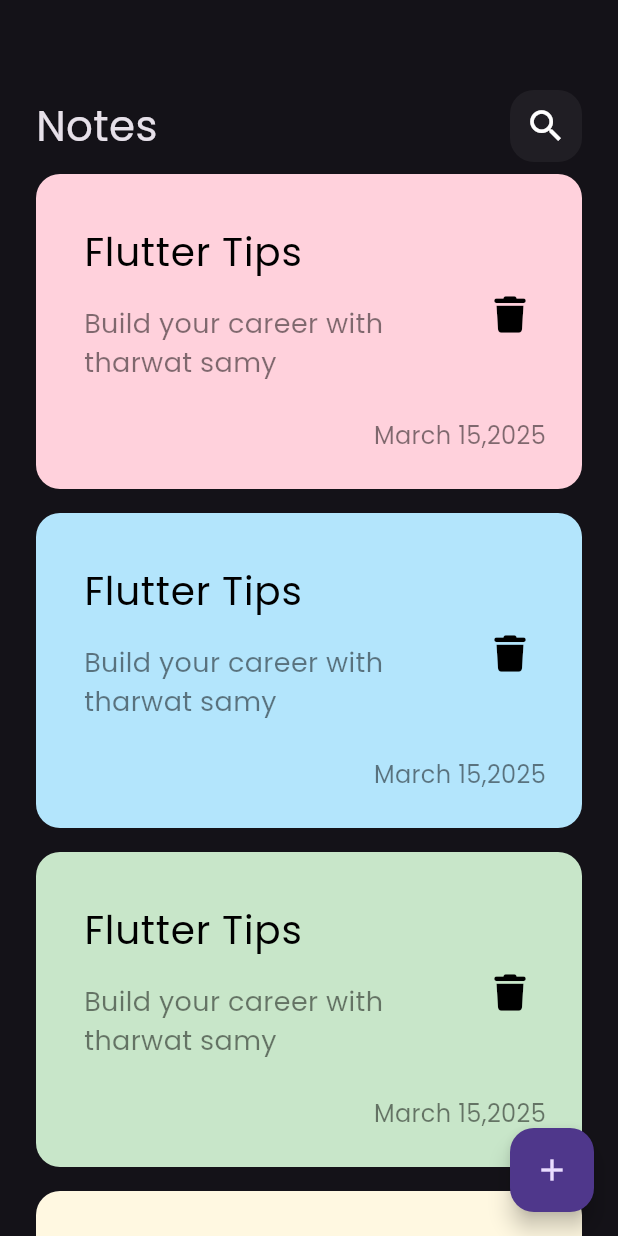
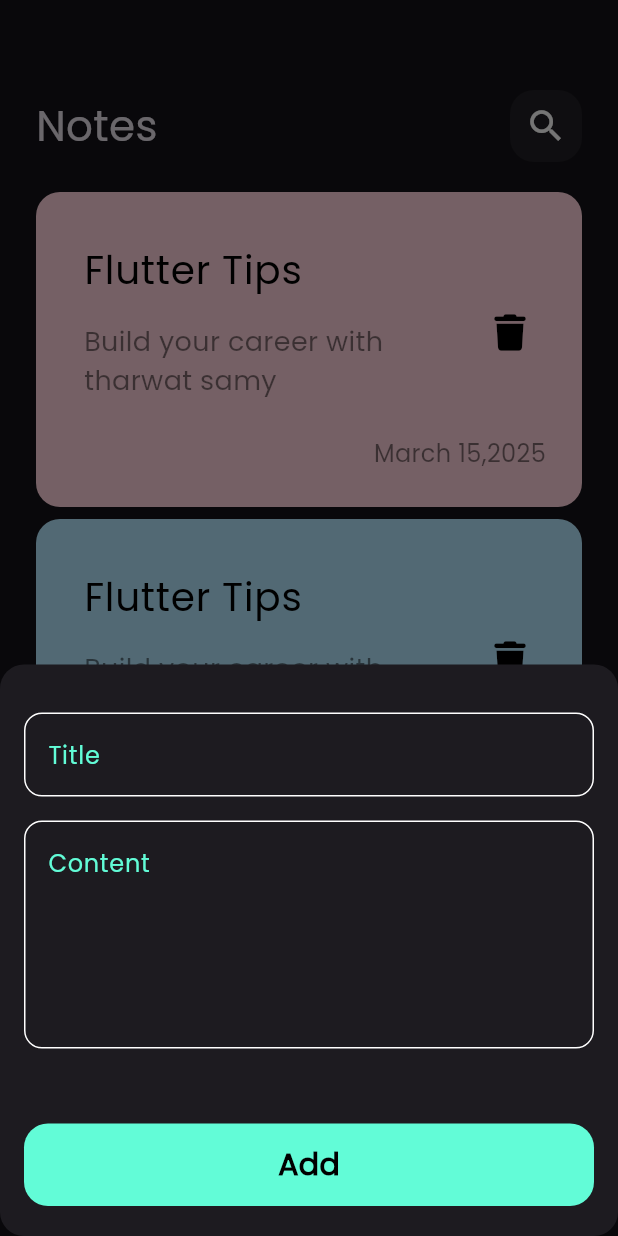
Before and after one commit to fatma-gelil/Notes_App, a Flutter app: the screen it shows after launch, after a tap on the "add" icon, on a phone screen of 412 x 824 dp. Run offline on Flutter 3.47's test engine with Material 3 defaults, Android fonts, the phone set to English and light mode, and no system bars; our stand-ins replace font_awesome_flutter.

Commit message:
add notes bottom sheet

```diff
--- /dev/null
+++ b/lib/constants.dart
@@ -0,0 +1,3 @@
+import 'package:flutter/material.dart';
+
+const kprimaryColor=  Color(0xff62FCD7);
--- a/lib/views/notes_view.dart
+++ b/lib/views/notes_view.dart
@@ -1,4 +1,5 @@
 import 'package:flutter/material.dart';
+import 'package:notes_app/widgets/add_note_buttom_sheet.dart';
 import 'package:notes_app/widgets/notes_view_body.dart';
 
 class NotesView extends StatelessWidget {
@@ -9,7 +10,16 @@ class NotesView extends StatelessWidget {
     return Scaffold(
       body: const NotesViewBody(),
       floatingActionButton: FloatingActionButton(
-        onPressed: () {},
+        shape: const CircleBorder(),
+        onPressed: () {
+          showModalBottomSheet(
+            shape: RoundedRectangleBorder(borderRadius: BorderRadius.circular(16)),
+            context: context,
+            builder: (context) {
+              return const AddNoteButtomSheet();
+            },
+          );
+        },
         child: const Icon(Icons.add),
       ),
     );
--- /dev/null
+++ b/lib/widgets/add_note_buttom_sheet.dart
@@ -0,0 +1,38 @@
+import 'package:flutter/material.dart';
+import 'package:notes_app/widgets/custom_add_button.dart';
+import 'package:notes_app/widgets/custom_text_field.dart';
+
+class AddNoteButtomSheet extends StatelessWidget {
+  const AddNoteButtomSheet({super.key});
+
+  @override
+  Widget build(BuildContext context) {
+    return const Padding(
+      padding: EdgeInsets.symmetric(horizontal: 16),
+      child: SingleChildScrollView(
+        child: Column(
+          children: [
+            SizedBox(
+              height: 32,
+            ),
+            CustomTextField(
+              hint: 'Title',
+            ),
+            SizedBox(
+              height: 16,
+            ),
+            CustomTextField(
+              hint: 'Content',
+              maxLines: 5,
+            ),
+            SizedBox(height: 50,),
+            CustomAddButton(),
+            SizedBox(
+              height: 20,
+            )
+          ],
+        ),
+      ),
+    );
+  }
+}
--- /dev/null
+++ b/lib/widgets/custom_add_button.dart
@@ -0,0 +1,24 @@
+
+import 'package:flutter/material.dart';
+import 'package:notes_app/constants.dart';
+
+class CustomAddButton extends StatelessWidget {
+  const CustomAddButton({super.key});
+
+  @override
+  Widget build(BuildContext context) {
+    return Container(
+      width: MediaQuery.of(context).size.width,
+      height: 55,
+      decoration: BoxDecoration(
+          color: kprimaryColor, borderRadius: BorderRadius.circular(16)),
+      child: const Center(
+        child: Text(
+          'Add',
+          style: TextStyle(
+              color: Colors.black, fontSize: 20, fontWeight: FontWeight.bold),
+        ),
+      ),
+    );
+  }
+}
--- /dev/null
+++ b/lib/widgets/custom_text_field.dart
@@ -0,0 +1,26 @@
+import 'package:flutter/material.dart';
+import 'package:notes_app/constants.dart';
+
+class CustomTextField extends StatelessWidget {
+  const CustomTextField({super.key, required this.hint, this.maxLines = 1});
+  final String hint;
+  final int maxLines;
+  @override
+  Widget build(BuildContext context) {
+    return TextField(
+        cursorColor: kprimaryColor,
+        maxLines: maxLines,
+        decoration: InputDecoration(
+            hintText: hint,
+            hintStyle: const TextStyle(color: kprimaryColor),
+            border: buildBorder(),
+            enabledBorder: buildBorder(),
+            focusedBorder: buildBorder(kprimaryColor)));
+  }
+
+  OutlineInputBorder buildBorder([color]) {
+    return OutlineInputBorder(
+        borderRadius: BorderRadius.circular(12),
+        borderSide: BorderSide(color: color ?? Colors.white));
+  }
+}
--- a/lib/widgets/notes_list_view.dart
+++ b/lib/widgets/notes_list_view.dart
@@ -66,14 +66,18 @@ class NotesListView extends StatelessWidget {
   ];
   @override
   Widget build(BuildContext context) {
-    return ListView.builder(
+    return Padding(
+      padding: const EdgeInsets.symmetric(vertical: 16),
+      child: ListView.builder(
+        padding: EdgeInsets.zero,
         itemCount: data.length,
         itemBuilder: (context, index) {
           return Padding(
-          padding: const EdgeInsets.symmetric(vertical: 8),
+            padding: const EdgeInsets.symmetric(vertical: 4),
             child: NoteItem(bgColor: data[index]),
           );
         },
+      ),
     );
   }
 }
```
Lines whose indentation alone changed are shown as unchanged.
